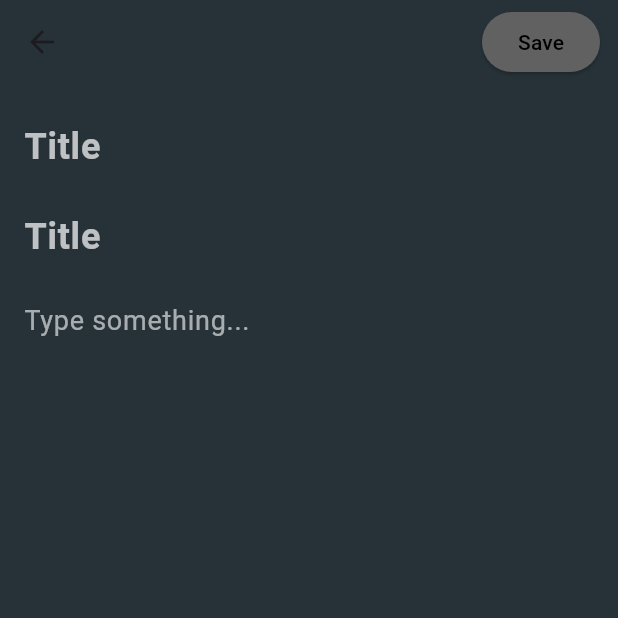
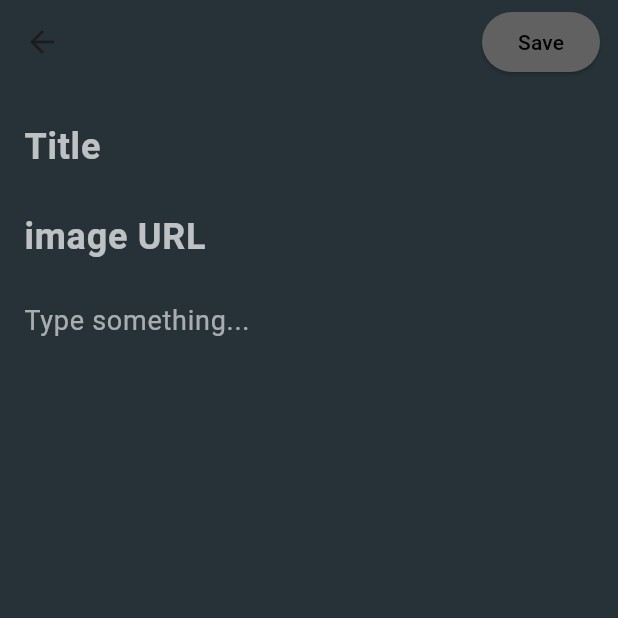
Before and after one commit to ramamimu/midterm-android-class, a Flutter app: the AddEditNotePage screen opened directly, on a phone screen of 412 x 824 dp, the top half of it. Run offline on Flutter 3.47's test engine with Material 3 defaults, Android fonts, the phone set to English and light mode, and no system bars; our stand-ins replace sqflite; accounts and stored records are empty.

```diff
--- a/lib/model/movie.dart
+++ b/lib/model/movie.dart
@@ -47,8 +47,8 @@ class Movie {
 
   static Movie fromJson(Map<String, Object?> json) => Movie(
         id: json[MovieFields.id] as int?,
-        title: json[MovieFields.description] as String,
-        imageURL: json[MovieFields.description] as String,
+        title: json[MovieFields.title] as String,
+        imageURL: json[MovieFields.imageURL] as String,
         description: json[MovieFields.description] as String,
         createdTime: DateTime.parse(json[MovieFields.time] as String),
       );
--- a/lib/widget/movie_form_widget.dart
+++ b/lib/widget/movie_form_widget.dart
@@ -26,9 +26,9 @@ class NoteFormWidget extends StatelessWidget {
       child: Column(
         mainAxisSize: MainAxisSize.min,
         children: [
+          buildTitle(),
+          const SizedBox(height: 8),
           buildImageURL(),
-          const SizedBox(height: 8),
-          buildTitle(),
           const SizedBox(height: 8),
           buildDescription(),
           const SizedBox(height: 16),
@@ -39,7 +39,7 @@ class NoteFormWidget extends StatelessWidget {
 
   Widget buildImageURL() => TextFormField(
     maxLines: 1,
-    initialValue: title,
+    initialValue: imageURL,
     style: const TextStyle(
       color: Colors.white70,
       fontWeight: FontWeight.bold,
@@ -47,7 +47,7 @@ class NoteFormWidget extends StatelessWidget {
     ),
     decoration: const InputDecoration(
       border: InputBorder.none,
-      hintText: 'Title',
+      hintText: 'image URL',
       hintStyle: TextStyle(color: Colors.white70),
     ),
     validator: (imageURL) =>
```
Also changed, not shown: lib/db/movies_databases.dart (+10 -3 lines), lib/page/detail_movie.dart (+20 -3 lines), lib/page/editadd_movie.dart (+16 -1 lines), lib/page/movies_page.dart (+28 -23 lines).
